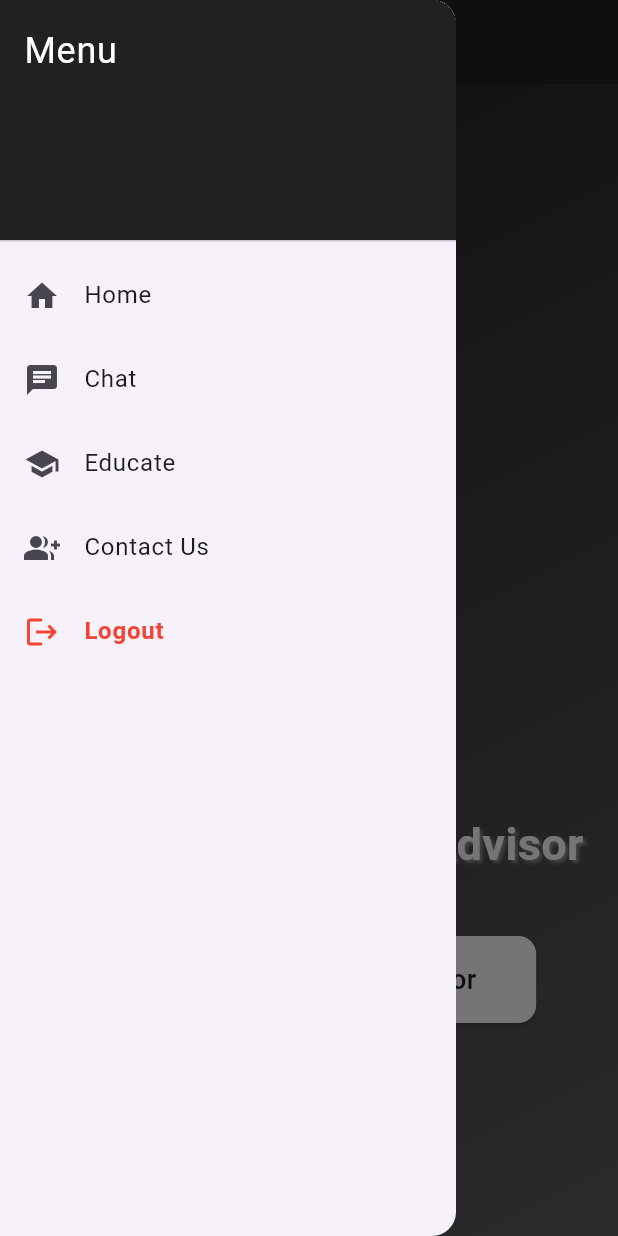
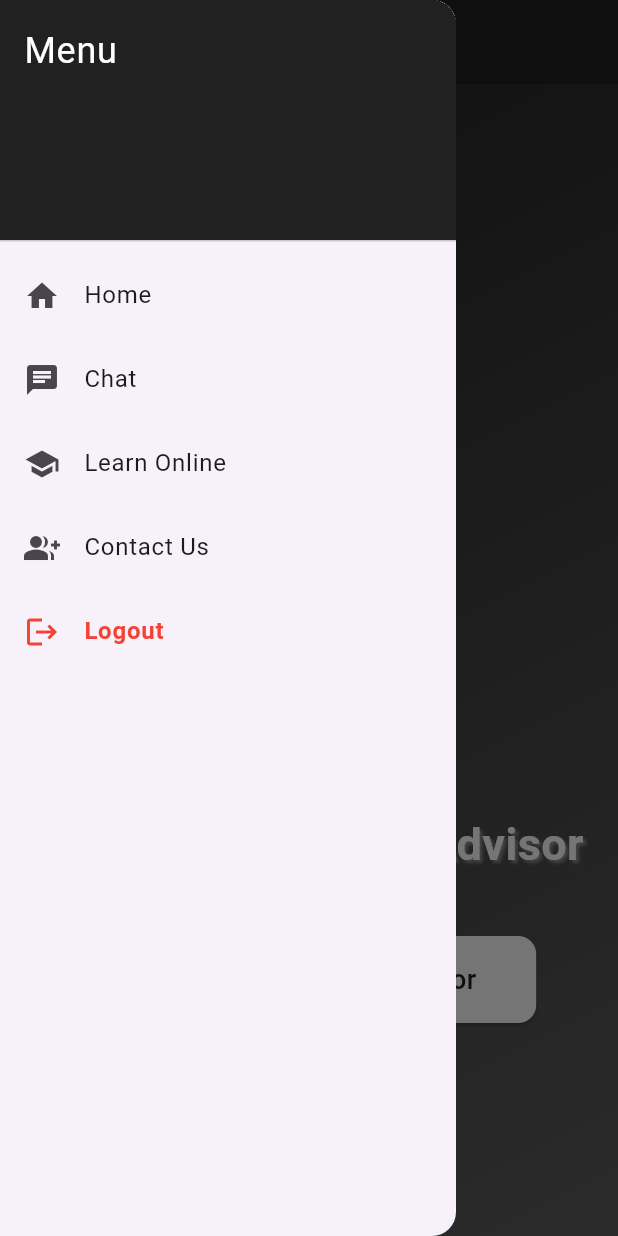
Before and after one commit to Yash-user/Finix.ai, a Flutter app: the screen it shows once a user with an empty profile is signed in, with the side drawer open, on a phone screen of 412 x 824 dp. Run offline on Flutter 3.47's test engine with Material 3 defaults, Android fonts, the phone set to English and light mode, and no system bars; our stand-ins replace firebase_auth, firebase_core, google_sign_in; accounts and stored records are empty.

Commit message:
feat: changed names in drawer

```diff
--- a/lib/home_page.dart
+++ b/lib/home_page.dart
@@ -13,7 +13,7 @@ class HomePage extends StatelessWidget {
     final screenHeight = MediaQuery.of(context).size.height;
     return Scaffold(
       appBar: AppBar(
-        title: const Text('Finix.ai'),
+        title: const Text('Finix'),
         backgroundColor: Colors.grey.shade900,
         foregroundColor: Colors.white,
       ),
@@ -47,7 +47,7 @@ class HomePage extends StatelessWidget {
             ),
             ListTile(
               leading: const Icon(Icons.school),
-              title: const Text('Educate'),
+              title: const Text('Learn Online'),
               onTap: () {
                 Navigator.push(
                   context,
```
